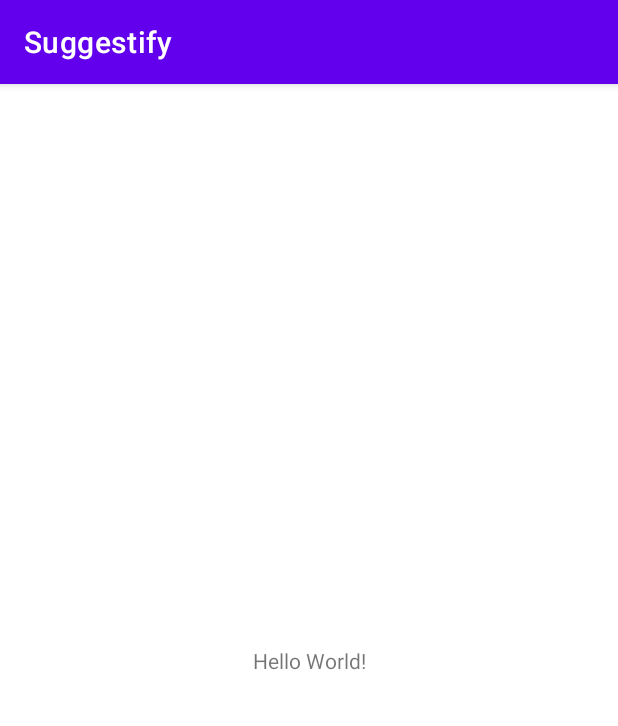
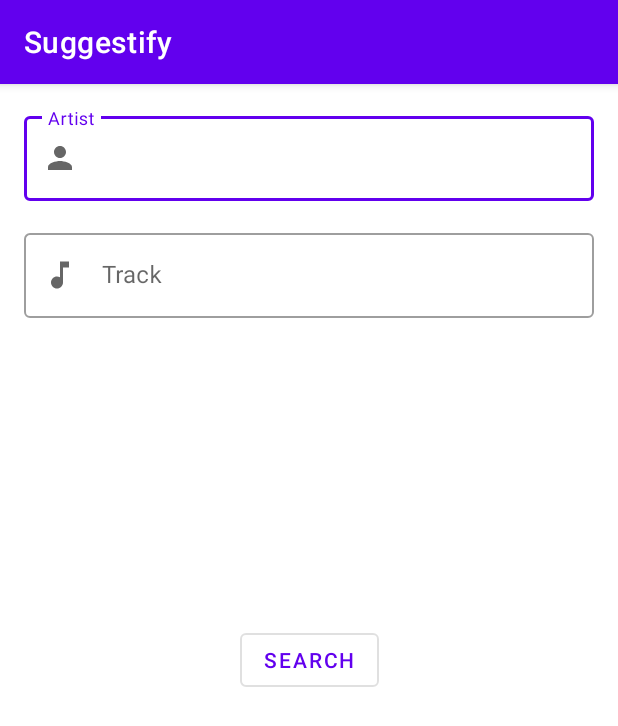
Before and after one commit to buraktas0/suggestify, an Android app: the screen it shows after launch (MainActivity), on a phone screen of 412 x 824 dp. Shown: the top 726 px of the screen. Run offline under Robolectric (Android 15) with nearby library versions, the phone set to English and light mode, and no system bars; our stand-ins replace Dagger/Hilt's generated code.

Commit message:
main layout is created

```diff
--- a/app/build.gradle
+++ b/app/build.gradle
@@ -52,6 +52,8 @@ dependencies {
     androidTestImplementation 'androidx.test.espresso:espresso-core:3.4.0'
     implementation "androidx.lifecycle:lifecycle-viewmodel-ktx:2.4.1"
 
+    implementation 'com.google.android.material:material:1.5.0'
+
     implementation 'org.jetbrains.kotlinx:kotlinx-coroutines-android:1.3.9'
 
     implementation "com.google.dagger:hilt-android:2.41"
--- /dev/null
+++ b/app/src/main/res/drawable/ic_baseline_music_note_24.xml
@@ -0,0 +1,5 @@
+<vector android:height="24dp" android:tint="#FFFFFF"
+    android:viewportHeight="24" android:viewportWidth="24"
+    android:width="24dp" xmlns:android="http://schemas.android.com/apk/res/android">
+    <path android:fillColor="@android:color/white" android:pathData="M12,3v10.55c-0.59,-0.34 -1.27,-0.55 -2,-0.55 -2.21,0 -4,1.79 -4,4s1.79,4 4,4 4,-1.79 4,-4V7h4V3h-6z"/>
+</vector>
--- /dev/null
+++ b/app/src/main/res/drawable/ic_baseline_person_24.xml
@@ -0,0 +1,5 @@
+<vector android:height="24dp" android:tint="#FFFFFF"
+    android:viewportHeight="24" android:viewportWidth="24"
+    android:width="24dp" xmlns:android="http://schemas.android.com/apk/res/android">
+    <path android:fillColor="@android:color/white" android:pathData="M12,12c2.21,0 4,-1.79 4,-4s-1.79,-4 -4,-4 -4,1.79 -4,4 1.79,4 4,4zM12,14c-2.67,0 -8,1.34 -8,4v2h16v-2c0,-2.66 -5.33,-4 -8,-4z"/>
+</vector>
--- a/app/src/main/res/layout/activity_main.xml
+++ b/app/src/main/res/layout/activity_main.xml
@@ -6,13 +6,53 @@
     android:layout_height="match_parent"
     tools:context=".presentation.MainActivity">
 
-    <TextView
+    <com.google.android.material.textfield.TextInputLayout
+        android:id="@+id/outlinedTextField_artist"
+        android:layout_width="match_parent"
+        android:layout_height="wrap_content"
+        android:layout_margin="16dp"
+        android:hint="@string/hint_artist"
+        style="@style/Widget.MaterialComponents.TextInputLayout.OutlinedBox"
+        app:startIconDrawable="@drawable/ic_baseline_person_24"
+        app:layout_constraintTop_toTopOf="parent"
+        app:layout_constraintStart_toStartOf="parent"
+        app:layout_constraintEnd_toEndOf="parent">
+
+        <com.google.android.material.textfield.TextInputEditText
+            android:id="@+id/input_artist"
+            android:layout_width="match_parent"
+            android:layout_height="wrap_content"/>
+
+    </com.google.android.material.textfield.TextInputLayout>
+
+    <com.google.android.material.textfield.TextInputLayout
+        android:id="@+id/outlinedTextField_track"
+        android:layout_width="match_parent"
+        android:layout_height="wrap_content"
+        android:layout_margin="16dp"
+        android:hint="@string/hint_track"
+        style="@style/Widget.MaterialComponents.TextInputLayout.OutlinedBox"
+        app:startIconDrawable="@drawable/ic_baseline_music_note_24"
+        app:layout_constraintTop_toBottomOf="@id/outlinedTextField_artist"
+        app:layout_constraintStart_toStartOf="parent"
+        app:layout_constraintEnd_toEndOf="parent">
+
+        <com.google.android.material.textfield.TextInputEditText
+            android:id="@+id/input_track"
+            android:layout_width="match_parent"
+            android:layout_height="wrap_content"/>
+
+    </com.google.android.material.textfield.TextInputLayout>
+
+    <com.google.android.material.button.MaterialButton
         android:layout_width="wrap_content"
         android:layout_height="wrap_content"
-        android:text="Hello World!"
+        android:layout_margin="16dp"
+        style="@style/Widget.MaterialComponents.Button.OutlinedButton"
+        android:text="@string/button_search"
+        app:layout_constraintTop_toTopOf="parent"
         app:layout_constraintBottom_toBottomOf="parent"
-        app:layout_constraintLeft_toLeftOf="parent"
-        app:layout_constraintRight_toRightOf="parent"
-        app:layout_constraintTop_toTopOf="parent" />
+        app:layout_constraintStart_toStartOf="parent"
+        app:layout_constraintEnd_toEndOf="parent"/>
 
 </androidx.constraintlayout.widget.ConstraintLayout>
--- a/app/src/main/res/values/strings.xml
+++ b/app/src/main/res/values/strings.xml
@@ -1,3 +1,6 @@
 <resources>
     <string name="app_name">Suggestify</string>
+    <string name="hint_artist">Artist</string>
+    <string name="hint_track">Track</string>
+    <string name="button_search">Search</string>
 </resources>
```
